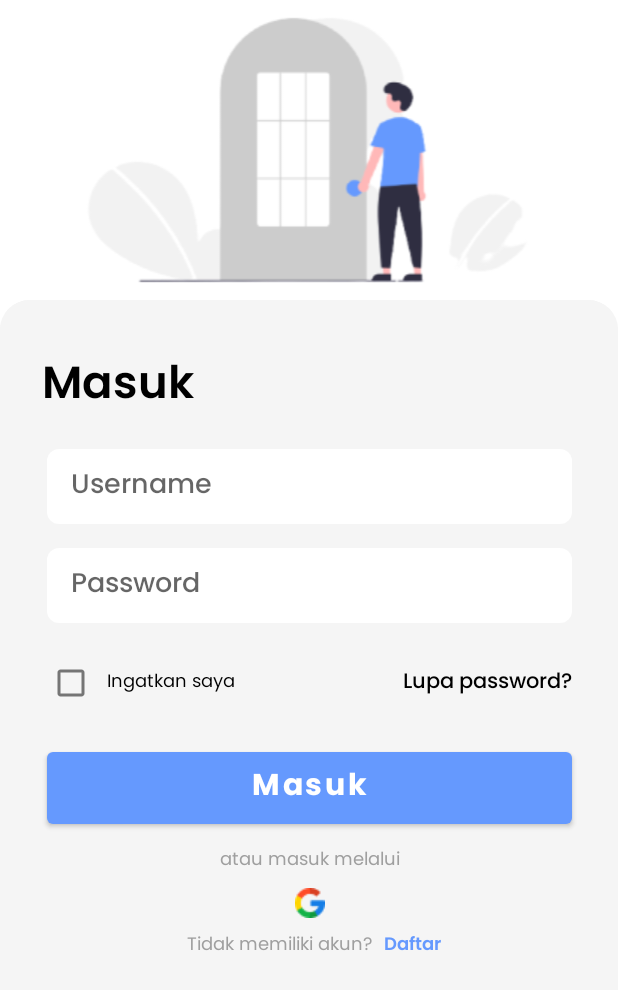
After one commit to MhmmdRFadhil/UrSkripsi, an Android app: the LoginActivity screen opened directly, with no data from a screen before it, on a phone screen of 412 x 824 dp. The commit adds this screen. Shown: the top 990 px of the screen. Run offline under Robolectric (Android 15) with nearby library versions, the phone set to English and light mode, and no system bars.

Commit message:
Create LoginActivity.kt and Fragments.

```diff
--- a/app/src/main/AndroidManifest.xml
+++ b/app/src/main/AndroidManifest.xml
@@ -9,6 +9,10 @@
         android:roundIcon="@mipmap/ic_launcher_round"
         android:supportsRtl="true"
         android:theme="@style/Theme.UrSkripsi">
+        <activity
+            android:name=".ui.login.LoginActivity"
+            android:exported="false"
+            android:theme="@style/Theme.UrSkripsi.NoActionBar" />
         <activity
             android:name=".ui.onboarding.OnBoardingActivity"
             android:exported="false"
--- /dev/null
+++ b/app/src/main/java/com/capstone/urskripsi/ui/login/LoginActivity.kt
@@ -0,0 +1,41 @@
+package com.capstone.urskripsi.ui.login
+
+import androidx.appcompat.app.AppCompatActivity
+import android.os.Bundle
+import android.util.Log
+import com.capstone.urskripsi.R
+import com.capstone.urskripsi.databinding.ActivityLoginBinding
+import com.capstone.urskripsi.ui.login.fragment.LoginFragment
+
+class LoginActivity : AppCompatActivity() {
+
+    private lateinit var binding: ActivityLoginBinding
+
+    override fun onCreate(savedInstanceState: Bundle?) {
+        super.onCreate(savedInstanceState)
+        binding = ActivityLoginBinding.inflate(layoutInflater)
+        setContentView(binding.root)
+
+        setFragment()
+    }
+
+    private fun setFragment() {
+        val mFragmentManager = supportFragmentManager
+        val mLoginFragment = LoginFragment()
+        val fragment = mFragmentManager.findFragmentByTag(mLoginFragment::class.java.simpleName)
+
+        if (fragment !is LoginFragment) {
+            Log.d(TAG, FRAGMENT_NAME + LoginFragment::class.java.simpleName)
+            mFragmentManager
+                .beginTransaction()
+                .add(R.id.frame_layout, mLoginFragment, LoginFragment::class.java.simpleName)
+                .commit()
+        }
+    }
+
+
+    companion object {
+        const val TAG = "LoginFragment"
+        const val FRAGMENT_NAME = "Fragment Name: "
+    }
+}
--- /dev/null
+++ b/app/src/main/java/com/capstone/urskripsi/ui/login/fragment/LoginFragment.kt
@@ -0,0 +1,52 @@
+package com.capstone.urskripsi.ui.login.fragment
+
+import android.os.Bundle
+import androidx.fragment.app.Fragment
+import android.view.LayoutInflater
+import android.view.View
+import android.view.ViewGroup
+import com.capstone.urskripsi.R
+import com.capstone.urskripsi.databinding.FragmentLoginBinding
+
+class LoginFragment : Fragment(), View.OnClickListener {
+
+    private var _binding: FragmentLoginBinding? = null
+    private val binding get() = _binding
+
+    override fun onCreateView(
+        inflater: LayoutInflater, container: ViewGroup?,
+        savedInstanceState: Bundle?
+    ): View? {
+        _binding = FragmentLoginBinding.inflate(layoutInflater, container, false)
+        return binding?.root
+    }
+
+    override fun onViewCreated(view: View, savedInstanceState: Bundle?) {
+        super.onViewCreated(view, savedInstanceState)
+
+        binding?.tvDaftar?.setOnClickListener(this)
+    }
+
+    override fun onDestroyView() {
+        super.onDestroyView()
+        _binding = null
+    }
+
+    override fun onClick(view: View?) {
+        if (view != null) {
+            if (view.id == binding?.tvDaftar?.id) {
+                val mSignUpFragment = SignUpFragment()
+                val mFragmentManager = parentFragmentManager
+                mFragmentManager.beginTransaction().apply {
+                    replace(
+                        R.id.frame_layout,
+                        mSignUpFragment,
+                        SignUpFragment::class.java.simpleName
+                    )
+                    addToBackStack(null)
+                    commit()
+                }
+            }
+        }
+    }
+}
--- a/app/src/main/java/com/capstone/urskripsi/ui/onboarding/OnBoardingActivity.kt
+++ b/app/src/main/java/com/capstone/urskripsi/ui/onboarding/OnBoardingActivity.kt
@@ -8,6 +8,7 @@ import android.os.Bundle
 import com.capstone.urskripsi.MainActivity
 import com.capstone.urskripsi.R
 import com.capstone.urskripsi.databinding.ActivityOnBoardingBinding
+import com.capstone.urskripsi.ui.login.LoginActivity
 import com.capstone.urskripsi.utils.Utility.hide
 import com.capstone.urskripsi.utils.Utility.show
 import com.google.android.material.tabs.TabLayout
@@ -74,7 +75,7 @@ class OnBoardingActivity : AppCompatActivity() {
                 btnGetStarted.setOnClickListener {
                     // save data
                     savePrefData()
-                    startActivity(Intent(this@OnBoardingActivity, MainActivity::class.java))
+                    startActivity(Intent(this@OnBoardingActivity, LoginActivity::class.java))
                     finish()
                 }
 
--- /dev/null
+++ b/app/src/main/res/drawable/bg_login.xml
@@ -0,0 +1,10 @@
+<?xml version="1.0" encoding="utf-8"?>
+<shape xmlns:android="http://schemas.android.com/apk/res/android"
+    android:shape="rectangle">
+
+    <solid android:color="@color/background_login" />
+    <corners
+        android:topLeftRadius="20dp"
+        android:topRightRadius="20dp" />
+
+</shape>
--- /dev/null
+++ b/app/src/main/res/drawable/custom_edittext_white.xml
@@ -0,0 +1,8 @@
+<?xml version="1.0" encoding="utf-8"?>
+<shape xmlns:android="http://schemas.android.com/apk/res/android"
+    android:shape="rectangle">
+
+    <solid android:color="@color/white" />
+    <corners android:radius="8dp" />
+
+</shape>
--- /dev/null
+++ b/app/src/main/res/layout/activity_login.xml
@@ -0,0 +1,38 @@
+<?xml version="1.0" encoding="utf-8"?>
+<androidx.constraintlayout.widget.ConstraintLayout xmlns:android="http://schemas.android.com/apk/res/android"
+    xmlns:app="http://schemas.android.com/apk/res-auto"
+    xmlns:tools="http://schemas.android.com/tools"
+    android:layout_width="match_parent"
+    android:layout_height="match_parent"
+    tools:context=".ui.login.LoginActivity">
+
+    <ImageView
+        android:id="@+id/imageView"
+        android:layout_width="match_parent"
+        android:layout_height="wrap_content"
+        android:contentDescription="@string/login_image_background"
+        android:src="@drawable/login_bg"
+        app:layout_constraintEnd_toEndOf="parent"
+        app:layout_constraintStart_toStartOf="parent"
+        app:layout_constraintTop_toTopOf="parent" />
+
+    <View
+        android:id="@+id/view"
+        android:layout_width="match_parent"
+        android:layout_height="0dp"
+        android:background="@drawable/bg_login"
+        app:layout_constraintBottom_toBottomOf="parent"
+        app:layout_constraintEnd_toEndOf="parent"
+        app:layout_constraintStart_toStartOf="parent"
+        app:layout_constraintTop_toBottomOf="@+id/imageView" />
+
+    <FrameLayout
+        android:id="@+id/frame_layout"
+        android:layout_width="match_parent"
+        android:layout_height="0dp"
+        app:layout_constraintBottom_toBottomOf="parent"
+        app:layout_constraintEnd_toEndOf="parent"
+        app:layout_constraintStart_toStartOf="parent"
+        app:layout_constraintTop_toBottomOf="@+id/imageView" />
+
+</androidx.constraintlayout.widget.ConstraintLayout>
--- /dev/null
+++ b/app/src/main/res/layout/fragment_login.xml
@@ -0,0 +1,148 @@
+<?xml version="1.0" encoding="utf-8"?>
+<androidx.constraintlayout.widget.ConstraintLayout xmlns:android="http://schemas.android.com/apk/res/android"
+    xmlns:app="http://schemas.android.com/apk/res-auto"
+    xmlns:tools="http://schemas.android.com/tools"
+    android:layout_width="match_parent"
+    android:layout_height="match_parent"
+    android:background="@drawable/bg_login"
+    tools:context=".ui.login.LoginActivity">
+
+    <TextView
+        android:id="@+id/tv_masuk"
+        android:layout_width="wrap_content"
+        android:layout_height="wrap_content"
+        android:layout_marginStart="28dp"
+        android:layout_marginTop="32dp"
+        android:fontFamily="@font/poppins_semi_bold"
+        android:text="@string/masuk"
+        android:textColor="@color/black"
+        android:textSize="30sp"
+        app:layout_constraintStart_toStartOf="parent"
+        app:layout_constraintTop_toTopOf="parent" />
+
+    <EditText
+        android:id="@+id/edt_username"
+        android:layout_width="350dp"
+        android:layout_height="50dp"
+        android:layout_marginTop="16dp"
+        android:background="@drawable/custom_edittext_white"
+        android:fontFamily="@font/poppins_medium"
+        android:hint="@string/username"
+        android:importantForAutofill="no"
+        android:inputType="text"
+        android:paddingStart="16dp"
+        android:paddingEnd="16dp"
+        android:textColor="@color/black"
+        app:layout_constraintEnd_toEndOf="parent"
+        app:layout_constraintStart_toStartOf="parent"
+        app:layout_constraintTop_toBottomOf="@+id/tv_masuk" />
+
+    <EditText
+        android:id="@+id/edt_password"
+        android:layout_width="350dp"
+        android:layout_height="50dp"
+        android:layout_marginTop="16dp"
+        android:background="@drawable/custom_edittext_white"
+        android:fontFamily="@font/poppins_medium"
+        android:hint="@string/password"
+        android:importantForAutofill="no"
+        android:inputType="textPassword"
+        android:paddingStart="16dp"
+        android:paddingEnd="16dp"
+        android:textColor="@color/black"
+        app:layout_constraintEnd_toEndOf="@+id/edt_username"
+        app:layout_constraintStart_toStartOf="@+id/edt_username"
+        app:layout_constraintTop_toBottomOf="@+id/edt_username" />
+
+    <CheckBox
+        android:id="@+id/cb_ingatkan_saya"
+        android:layout_width="wrap_content"
+        android:layout_height="wrap_content"
+        android:layout_marginTop="16dp"
+        android:fontFamily="@font/poppins_regular"
+        android:paddingStart="8dp"
+        android:paddingEnd="8dp"
+        android:text="@string/ingatkan_saya"
+        android:textColor="@color/black"
+        android:textSize="12sp"
+        app:layout_constraintStart_toStartOf="@+id/edt_password"
+        app:layout_constraintTop_toBottomOf="@+id/edt_password" />
+
+    <TextView
+        android:id="@+id/tv_lupa_password"
+        android:layout_width="wrap_content"
+        android:layout_height="wrap_content"
+        android:fontFamily="@font/poppins_medium"
+        android:text="@string/lupa_password"
+        android:textColor="@color/black"
+        app:layout_constraintBottom_toBottomOf="@+id/cb_ingatkan_saya"
+        app:layout_constraintEnd_toEndOf="@+id/edt_password"
+        app:layout_constraintTop_toTopOf="@+id/cb_ingatkan_saya" />
+
+    <Button
+        android:id="@+id/btn_masuk"
+        android:layout_width="350dp"
+        android:layout_height="60dp"
+        android:layout_marginTop="16dp"
+        android:fontFamily="@font/poppins_bold"
+        android:text="@string/masuk"
+        android:textAllCaps="false"
+        android:textSize="20sp"
+        app:layout_constraintEnd_toEndOf="@+id/edt_password"
+        app:layout_constraintStart_toStartOf="@+id/edt_password"
+        app:layout_constraintTop_toBottomOf="@+id/cb_ingatkan_saya" />
+
+    <TextView
+        android:id="@+id/textView"
+        android:layout_width="wrap_content"
+        android:layout_height="wrap_content"
+        android:layout_marginTop="8dp"
+        android:fontFamily="@font/poppins_regular"
+        android:text="@string/atau_masuk_melalui"
+        android:textColor="@color/grey_text"
+        android:textSize="12sp"
+        app:layout_constraintEnd_toEndOf="@+id/btn_masuk"
+        app:layout_constraintStart_toStartOf="@+id/btn_masuk"
+        app:layout_constraintTop_toBottomOf="@+id/btn_masuk" />
+
+    <ImageButton
+        android:id="@+id/btn_google"
+        android:layout_width="20dp"
+        android:layout_height="20dp"
+        android:layout_marginTop="8dp"
+        android:background="@android:color/transparent"
+        android:contentDescription="@string/google_icon"
+        android:src="@drawable/google_icon"
+        app:layout_constraintEnd_toEndOf="@+id/textView"
+        app:layout_constraintStart_toStartOf="@+id/textView"
+        app:layout_constraintTop_toBottomOf="@+id/textView" />
+
+    <TextView
+        android:id="@+id/textView2"
+        android:layout_width="wrap_content"
+        android:layout_height="wrap_content"
+        android:layout_marginTop="8dp"
+        android:fontFamily="@font/poppins_regular"
+        android:text="@string/tidak_memiliki_akun"
+        android:textColor="@color/grey_text"
+        android:textSize="12sp"
+        app:layout_constraintEnd_toEndOf="@+id/btn_google"
+        app:layout_constraintHorizontal_bias="0.700"
+        app:layout_constraintStart_toStartOf="@+id/btn_google"
+        app:layout_constraintTop_toBottomOf="@+id/btn_google" />
+
+    <TextView
+        android:id="@+id/tv_daftar"
+        android:layout_width="wrap_content"
+        android:layout_height="wrap_content"
+        android:layout_marginStart="8dp"
+        android:fontFamily="@font/poppins_semi_bold"
+        android:text="@string/daftar"
+        android:textColor="@color/primaryColor"
+        android:textSize="12sp"
+        app:layout_constraintBottom_toBottomOf="@+id/textView2"
+        app:layout_constraintStart_toEndOf="@+id/textView2"
+        app:layout_constraintTop_toTopOf="@+id/textView2" />
+
+
+</androidx.constraintlayout.widget.ConstraintLayout>
--- a/app/src/main/res/values/colors.xml
+++ b/app/src/main/res/values/colors.xml
@@ -10,4 +10,6 @@
     <color name="unselectedTab">#E5E5E5</color>
     <color name="buttonRippleColor">#33AAAAAA</color>
     <color name="textLogout">#ff3333</color>
+    <color name="background_login">#F5F5F5</color>
+    <color name="grey_text">#9F9F9F</color>
 </resources>
--- a/app/src/main/res/values/strings.xml
+++ b/app/src/main/res/values/strings.xml
@@ -11,7 +11,21 @@
     <string name="title3">Luluslah tepat waktu!</string>
     <string name="description3">Jadikan kegiatan skripsimu lancar hingga tepat di waktu lulusmu.</string>
 
-    <!--Bottom Navigation Text-->
+    <!-- Login Text -->
+    <string name="login_image_background">Login Image Background</string>
+    <string name="masuk">Masuk</string>
+    <string name="username">Username</string>
+    <string name="password">Password</string>
+    <string name="ingatkan_saya">Ingatkan saya</string>
+    <string name="lupa_password">Lupa password?</string>
+    <string name="atau_masuk_melalui">atau masuk melalui</string>
+    <string name="google_icon">Google Icon</string>
+    <string name="tidak_memiliki_akun">Tidak memiliki akun?</string>
+    <string name="daftar">Daftar</string>
+    <string name="nama_lengkap">Nama lengkap</string>
+    <string name="email">Email</string>
+
+    <!-- Bottom Navigation Text-->
     <string name="home">Home</string>
     <string name="leaderboard">Leaderboard</string>
     <string name="profile">Profile</string>
```
Also changed, not shown: app/src/main/java/com/capstone/urskripsi/ui/login/fragment/SignUpFragment.kt (added, +51 -0 lines), app/src/main/res/drawable/custom_button_blue.xml (added, +8 -0 lines), app/src/main/res/layout/fragment_sign_up.xml (added, +114 -0 lines), app/src/main/res/drawable/google_icon.png (added), app/src/main/res/drawable/login_bg.png (added).
